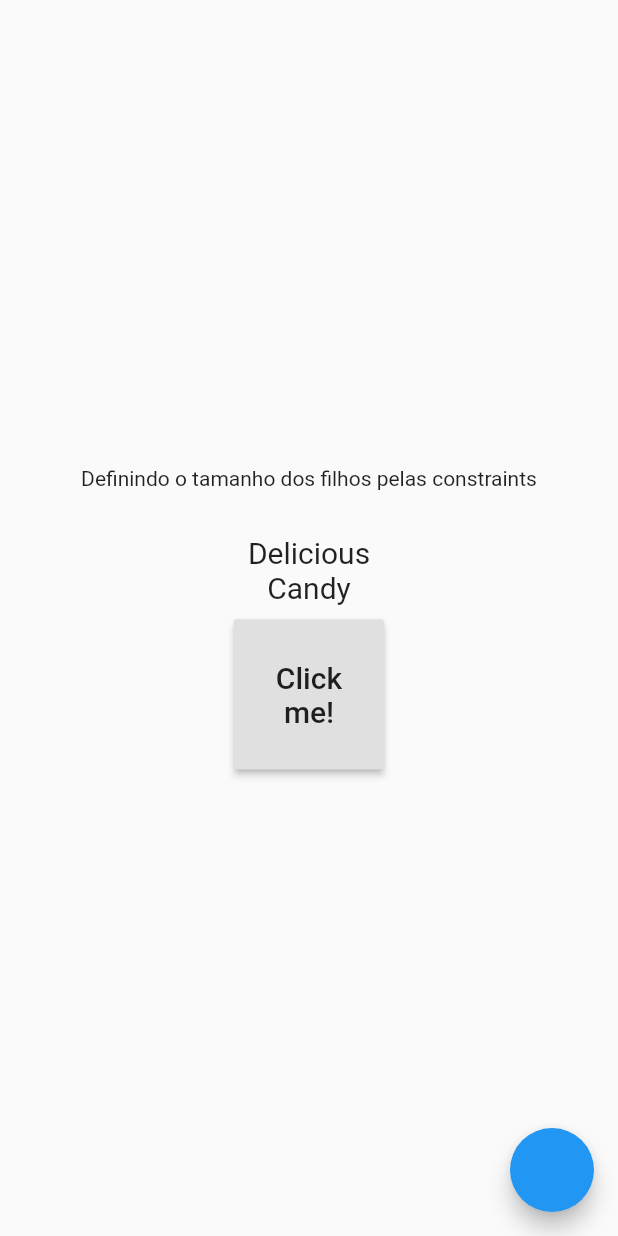
After one commit to RicardoRaymundo/widgets_of_the_week, a Flutter app: the WidgetsConstrainedBox screen opened directly, on a phone screen of 412 x 824 dp. The commit adds this screen. Run offline on Flutter 3.47's test engine with Material 2 defaults, Android fonts, the phone set to English and light mode, and no system bars; our stand-ins replace transparent_image; missing offline and left inert: chess_vectors_flutter; project files that could hold a hidden picture were left out.

Commit message:
- Implementados os exemplos de Semantics, ConstrainedBox,  e Stack.

```diff
--- a/lib/home_page.dart
+++ b/lib/home_page.dart
@@ -7,6 +7,7 @@ import 'package:widgets_of_the_week/widgets/animated_positioned/widgets_animated
 import 'package:widgets_of_the_week/widgets/animated_switcher/widgets_animated_switcher.dart';
 import 'package:widgets_of_the_week/widgets/aspect_ratio/widgets_aspect_ratio.dart';
 import 'package:widgets_of_the_week/widgets/clip_r_rect/widgets_clip_r_rect.dart';
+import 'package:widgets_of_the_week/widgets/constrained_box/widgets_constrained_box.dart';
 import 'package:widgets_of_the_week/widgets/custom_paint/widgets_custom_paint.dart';
 import 'package:widgets_of_the_week/widgets/expanded/widgets_expanded.dart';
 import 'package:widgets_of_the_week/widgets/fade_in_image/widgets_fade_in_image.dart';
@@ -28,6 +29,7 @@ import 'package:widgets_of_the_week/widgets/safe_area/widgets_safe_area.dart';
 import 'package:widgets_of_the_week/widgets/sized_box/widgets_sized_box.dart';
 import 'package:widgets_of_the_week/widgets/sliver/list_grid/widgets_sliver_list_grid.dart';
 import 'package:widgets_of_the_week/widgets/sliver/widgets_sliver_app_bar.dart';
+import 'package:widgets_of_the_week/widgets/stack/widgets_stack.dart';
 import 'package:widgets_of_the_week/widgets/stream_builder/widgets_stream_builder.dart';
 import 'package:widgets_of_the_week/widgets/table/widgets_table.dart';
 import 'package:widgets_of_the_week/widgets/tooltip/widgets_tooltip.dart';
@@ -43,6 +45,7 @@ import 'package:widgets_of_the_week/widgets/flexible/widgets_flexible.dart';
 import 'package:widgets_of_the_week/widgets/media_query/widgets_media_query.dart';
 import 'package:widgets_of_the_week/widgets/spacer/widgets_spacer.dart';
 import 'package:widgets_of_the_week/widgets/inherited_widget/widgets_inherited_widget.dart';
+import 'package:widgets_of_the_week/widgets/semantics/widgets_semantics.dart';
 
 import 'home_page_card.dart';
 
@@ -95,6 +98,9 @@ class HomePage extends StatelessWidget {
     'Animated Positioned' : WidgetsAnimatedPositioned(),
     'Animated Padding' : WidgetsAnimatedPadding(),
     'Indexed Stack' : WidgetsIndexedStack(),
+    'Semantics' : WidgetsSemantics(),
+    'Constrained Box' : WidgetsConstrainedBox(),
+    'Stack' : WidgetsStack(),
   };
 
   @override
--- /dev/null
+++ b/lib/widgets/constrained_box/widgets_constrained_box.dart
@@ -0,0 +1,78 @@
+import 'package:flutter/material.dart';
+
+class WidgetsConstrainedBox extends StatefulWidget {
+  @override
+  _WidgetsConstrainedBoxState createState() => _WidgetsConstrainedBoxState();
+}
+
+
+/// ConstrainedBox é um widget que define a altura e largura máximas e mínimas
+/// do seu widget filho. O parâmetro obrigatório constraints recebe um objeto
+/// da classe BoxConstraints, que definirá os valores máximos e mínimos de altura
+/// e largura.
+class _WidgetsConstrainedBoxState extends State<WidgetsConstrainedBox> {
+
+  double _maxWidth = 100;
+  double _minHeight = 100;
+  String _contraintsStatus = 'Definindo o tamanho dos filhos pelas constraints';
+
+  @override
+  Widget build(BuildContext context) {
+    return Scaffold(
+      body: Center(
+        child: Column(
+          mainAxisAlignment: MainAxisAlignment.center,
+          children: <Widget>[
+            Text(this._contraintsStatus),
+            SizedBox(height: 20,),
+            Padding(
+              padding: const EdgeInsets.all(10.0),
+              child: ConstrainedBox(
+                constraints: BoxConstraints(
+                  maxWidth: this._maxWidth,
+                ),
+                child: Text(
+                  'Delicious Candy',
+                  style: TextStyle(fontSize: 20),
+                  textAlign: TextAlign.center,
+                ),
+              ),
+            ),
+            ConstrainedBox(
+              constraints: BoxConstraints(
+                minHeight: this._minHeight,
+                maxWidth: this._maxWidth,
+              ),
+              child: RaisedButton(
+                onPressed: () {},
+                child: Text(
+                  'Click me!',
+                  style: TextStyle(fontSize: 20),
+                  textAlign: TextAlign.center,
+                ),
+              ),
+            ),
+          ],
+        ),
+      ),
+      floatingActionButton: FloatingActionButton(
+        onPressed: (){
+          if(_minHeight == 100 && _maxWidth == 100) {
+            setState(() {
+              _minHeight = 0;
+              _maxWidth = 200;
+              _contraintsStatus = 'Deixando os filhos definirem seus tamanhos';
+            });
+          } else {
+            setState(() {
+              _minHeight = 100;
+              _maxWidth = 100;
+              _contraintsStatus = 'Definindo o tamanho dos filhos pelas constraints';
+
+            });
+          }
+        },
+      ),
+    );
+  }
+}
--- a/lib/widgets/indexed_stack/widgets_indexed_stack.dart
+++ b/lib/widgets/indexed_stack/widgets_indexed_stack.dart
@@ -60,3 +60,5 @@ class _WidgetsIndexedStackState extends State<WidgetsIndexedStack> {
     );
   }
 }
+
+/// https://medium.com/flutter-community/a-deep-dive-into-stack-in-flutter-3264619b3a77
```
Also changed, not shown: lib/widgets/semantics/widgets_semantics.dart (added, +71 -0 lines), lib/widgets/stack/widgets_stack.dart (added, +61 -0 lines).
